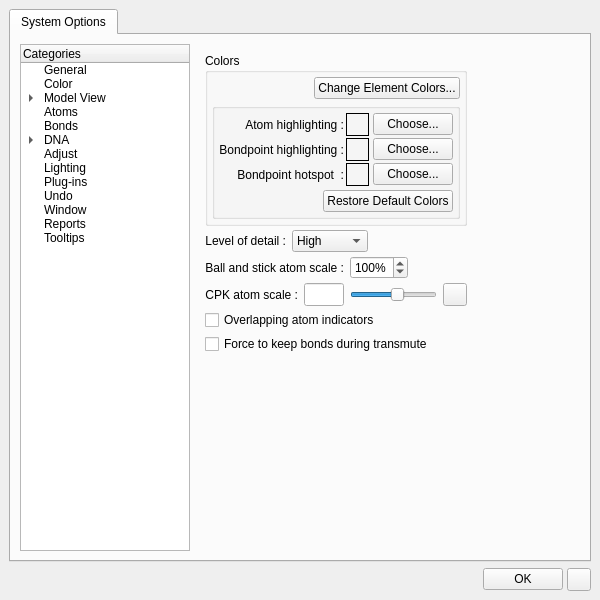
This is cad/src/ne1_ui/prefs/PreferencesDialog.ui in kanzure/nanoengineer as Qt 5 draws it before an edit. The edited form follows.
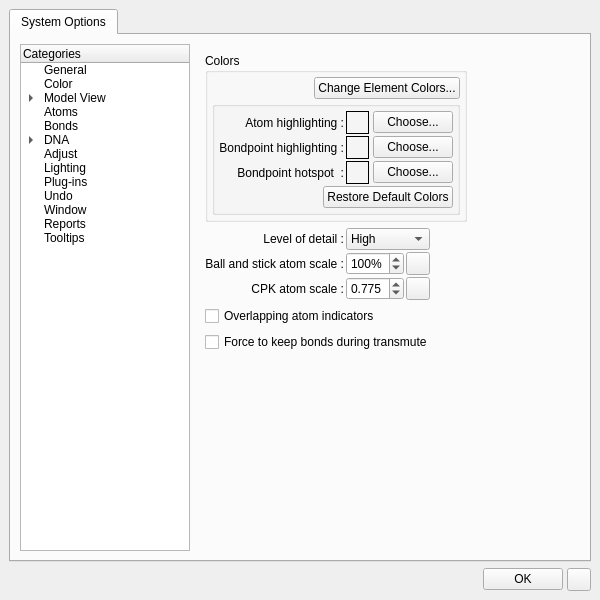
This is the edited form. The open tabs and pages were chosen to show the change. Icons and pictures are not drawn.

Commit message: New preferences for DNA strand1 and strand2 color. Also cleaned up Atoms page.

```diff
--- a/cad/src/ne1_ui/prefs/PreferencesDialog.ui
+++ b/cad/src/ne1_ui/prefs/PreferencesDialog.ui
@@ -1388,21 +1388,21 @@
               <number>0</number>
              </property>
              <property name="spacing" >
-              <number>4</number>
+              <number>6</number>
              </property>
              <item>
               <widget class="QGroupBox" name="atom_colors_grpbox" >
                <property name="title" >
                 <string>Colors</string>
                </property>
-               <layout class="QGridLayout" >
+               <layout class="QVBoxLayout" >
                 <property name="margin" >
                  <number>4</number>
                 </property>
                 <property name="spacing" >
-                 <number>4</number>
+                 <number>2</number>
                 </property>
-                <item row="0" column="0" >
+                <item>
                  <layout class="QHBoxLayout" >
                   <property name="margin" >
                    <number>0</number>
@@ -1438,7 +1438,7 @@
                   </item>
                  </layout>
                 </item>
-                <item row="1" column="0" >
+                <item>
                  <widget class="QGroupBox" name="groupBox13" >
                   <property name="title" >
                    <string/>
@@ -1448,7 +1448,7 @@
                     <number>4</number>
                    </property>
                    <property name="spacing" >
-                    <number>4</number>
+                    <number>2</number>
                    </property>
                    <item>
                     <layout class="QGridLayout" >
@@ -1458,17 +1458,49 @@
                      <property name="spacing" >
                       <number>2</number>
                      </property>
-                     <item row="0" column="0" >
-                      <widget class="QLabel" name="textLabel3_2_3" >
-                       <property name="text" >
-                        <string>Atom highlighting :</string>
+                     <item row="0" column="1" >
+                      <layout class="QHBoxLayout" >
+                       <property name="margin" >
+                        <number>0</number>
                        </property>
-                       <property name="alignment" >
-                        <set>Qt::AlignRight|Qt::AlignTrailing|Qt::AlignVCenter</set>
+                       <property name="spacing" >
+                        <number>4</number>
                        </property>
-                      </widget>
+                       <item>
+                        <widget class="QFrame" name="atom_hilite_color_frame" >
+                         <property name="minimumSize" >
+                          <size>
+                           <width>23</width>
+                           <height>23</height>
+                          </size>
+                         </property>
+                         <property name="maximumSize" >
+                          <size>
+                           <width>23</width>
+                           <height>23</height>
+                          </size>
+                         </property>
+                         <property name="frameShape" >
+                          <enum>QFrame::Box</enum>
+                         </property>
+                         <property name="frameShadow" >
+                          <enum>QFrame::Plain</enum>
+                         </property>
+                        </widget>
+                       </item>
+                       <item>
+                        <widget class="QPushButton" name="atom_hilite_color_btn" >
+                         <property name="text" >
+                          <string>Choose...</string>
+                         </property>
+                         <property name="autoDefault" >
+                          <bool>false</bool>
+                         </property>
+                        </widget>
+                       </item>
+                      </layout>
                      </item>
-                     <item row="2" column="0" >
+                     <item row="1" column="0" >
                       <widget class="QLabel" name="hotspot_lbl_2" >
                        <property name="text" >
                         <string>Bondpoint highlighting :</string>
@@ -1478,16 +1510,6 @@
                        </property>
                       </widget>
                      </item>
-                     <item row="3" column="0" >
-                      <widget class="QLabel" name="hotspot_lbl" >
-                       <property name="text" >
-                        <string>Bondpoint hotspot  :</string>
-                       </property>
-                       <property name="alignment" >
-                        <set>Qt::AlignRight|Qt::AlignTrailing|Qt::AlignVCenter</set>
-                       </property>
-                      </widget>
-                     </item>
                      <item row="2" column="1" >
                       <layout class="QHBoxLayout" >
                        <property name="margin" >
@@ -1497,6 +1519,58 @@
                         <number>4</number>
                        </property>
                        <item>
+                        <widget class="QFrame" name="hotspot_color_frame" >
+                         <property name="minimumSize" >
+                          <size>
+                           <width>23</width>
+                           <height>23</height>
+                          </size>
+                         </property>
+                         <property name="maximumSize" >
+                          <size>
+                           <width>23</width>
+                           <height>23</height>
+                          </size>
+                         </property>
+                         <property name="frameShape" >
+                          <enum>QFrame::Box</enum>
+                         </property>
+                         <property name="frameShadow" >
+                          <enum>QFrame::Plain</enum>
+                         </property>
+                        </widget>
+                       </item>
+                       <item>
+                        <widget class="QPushButton" name="hotspot_color_btn" >
+                         <property name="text" >
+                          <string>Choose...</string>
+                         </property>
+                         <property name="autoDefault" >
+                          <bool>false</bool>
+                         </property>
+                        </widget>
+                       </item>
+                      </layout>
+                     </item>
+                     <item row="0" column="0" >
+                      <widget class="QLabel" name="textLabel3_2_3" >
+                       <property name="text" >
+                        <string>Atom highlighting :</string>
+                       </property>
+                       <property name="alignment" >
+                        <set>Qt::AlignRight|Qt::AlignTrailing|Qt::AlignVCenter</set>
+                       </property>
+                      </widget>
+                     </item>
+                     <item row="1" column="1" >
+                      <layout class="QHBoxLayout" >
+                       <property name="margin" >
+                        <number>0</number>
+                       </property>
+                       <property name="spacing" >
+                        <number>4</number>
+                       </property>
+                       <item>
                         <widget class="QFrame" name="bondpoint_hilite_color_frame" >
                          <property name="minimumSize" >
                           <size>
@@ -1533,89 +1607,15 @@
                        </item>
                       </layout>
                      </item>
-                     <item row="0" column="1" >
-                      <layout class="QHBoxLayout" >
-                       <property name="margin" >
-                        <number>0</number>
+                     <item row="2" column="0" >
+                      <widget class="QLabel" name="hotspot_lbl" >
+                       <property name="text" >
+                        <string>Bondpoint hotspot  :</string>
                        </property>
-                       <property name="spacing" >
-                        <number>4</number>
+                       <property name="alignment" >
+                        <set>Qt::AlignRight|Qt::AlignTrailing|Qt::AlignVCenter</set>
                        </property>
-                       <item>
-                        <widget class="QFrame" name="atom_hilite_color_frame" >
-                         <property name="minimumSize" >
-                          <size>
-                           <width>23</width>
-                           <height>23</height>
-                          </size>
-                         </property>
-                         <property name="maximumSize" >
-                          <size>
-                           <width>23</width>
-                           <height>23</height>
-                          </size>
-                         </property>
-                         <property name="frameShape" >
-                          <enum>QFrame::Box</enum>
-                         </property>
-                         <property name="frameShadow" >
-                          <enum>QFrame::Plain</enum>
-                         </property>
-                        </widget>
-                       </item>
-                       <item>
-                        <widget class="QPushButton" name="atom_hilite_color_btn" >
-                         <property name="text" >
-                          <string>Choose...</string>
-                         </property>
-                         <property name="autoDefault" >
-                          <bool>false</bool>
-                         </property>
-                        </widget>
-                       </item>
-                      </layout>
-                     </item>
-                     <item row="3" column="1" >
-                      <layout class="QHBoxLayout" >
-                       <property name="margin" >
-                        <number>0</number>
-                       </property>
-                       <property name="spacing" >
-                        <number>4</number>
-                       </property>
-                       <item>
-                        <widget class="QFrame" name="hotspot_color_frame" >
-                         <property name="minimumSize" >
-                          <size>
-                           <width>23</width>
-                           <height>23</height>
-                          </size>
-                         </property>
-                         <property name="maximumSize" >
-                          <size>
-                           <width>23</width>
-                           <height>23</height>
-                          </size>
-                         </property>
-                         <property name="frameShape" >
-                          <enum>QFrame::Box</enum>
-                         </property>
-                         <property name="frameShadow" >
-                          <enum>QFrame::Plain</enum>
-                         </property>
-                        </widget>
-                       </item>
-                       <item>
-                        <widget class="QPushButton" name="hotspot_color_btn" >
-                         <property name="text" >
-                          <string>Choose...</string>
-                         </property>
-                         <property name="autoDefault" >
-                          <bool>false</bool>
-                         </property>
-                        </widget>
-                       </item>
-                      </layout>
+                      </widget>
                      </item>
                     </layout>
                    </item>
@@ -1670,105 +1670,167 @@
                 <number>6</number>
                </property>
                <item>
-                <widget class="QLabel" name="textLabel1_7" >
-                 <property name="toolTip" >
-                  <string>Level of detail for atoms (and bonds)</string>
+                <layout class="QGridLayout" >
+                 <property name="margin" >
+                  <number>0</number>
                  </property>
-                 <property name="text" >
-                  <string>Level of detail :</string>
-                 </property>
-                 <property name="alignment" >
-                  <set>Qt::AlignRight|Qt::AlignTrailing|Qt::AlignVCenter</set>
-                 </property>
-                </widget>
-               </item>
-               <item>
-                <widget class="QComboBox" name="level_of_detail_combox" >
-                 <property name="toolTip" >
-                  <string>Sets graphics quality for atoms (and bonds)</string>
-                 </property>
-                 <property name="currentIndex" >
+                 <property name="spacing" >
                   <number>2</number>
                  </property>
-                 <item>
-                  <property name="text" >
-                   <string>Low</string>
-                  </property>
+                 <item row="1" column="0" >
+                  <layout class="QVBoxLayout" >
+                   <property name="margin" >
+                    <number>0</number>
+                   </property>
+                   <property name="spacing" >
+                    <number>2</number>
+                   </property>
+                   <item>
+                    <widget class="QLabel" name="textLabel1_3_2" >
+                     <property name="toolTip" >
+                      <string>Set Atom Scale factor for Ball and Stick display mode</string>
+                     </property>
+                     <property name="text" >
+                      <string>Ball and stick atom scale :</string>
+                     </property>
+                     <property name="alignment" >
+                      <set>Qt::AlignRight|Qt::AlignTrailing|Qt::AlignVCenter</set>
+                     </property>
+                    </widget>
+                   </item>
+                   <item>
+                    <widget class="QLabel" name="textLabel1_3_2_2" >
+                     <property name="toolTip" >
+                      <string>CPK Atom Scale factor for CPK display mode</string>
+                     </property>
+                     <property name="text" >
+                      <string>CPK atom scale :</string>
+                     </property>
+                     <property name="alignment" >
+                      <set>Qt::AlignRight|Qt::AlignTrailing|Qt::AlignVCenter</set>
+                     </property>
+                    </widget>
+                   </item>
+                  </layout>
                  </item>
-                 <item>
-                  <property name="text" >
-                   <string>Medium</string>
-                  </property>
+                 <item row="0" column="1" >
+                  <widget class="QComboBox" name="level_of_detail_combox" >
+                   <property name="toolTip" >
+                    <string>Sets graphics quality for atoms (and bonds)</string>
+                   </property>
+                   <property name="currentIndex" >
+                    <number>2</number>
+                   </property>
+                   <item>
+                    <property name="text" >
+                     <string>Low</string>
+                    </property>
+                   </item>
+                   <item>
+                    <property name="text" >
+                     <string>Medium</string>
+                    </property>
+                   </item>
+                   <item>
+                    <property name="text" >
+                     <string>High</string>
+                    </property>
+                   </item>
+                   <item>
+                    <property name="text" >
+                     <string>Variable</string>
+                    </property>
+                   </item>
+                  </widget>
                  </item>
-                 <item>
-                  <property name="text" >
-                   <string>High</string>
-                  </property>
+                 <item row="0" column="0" >
+                  <widget class="QLabel" name="textLabel1_7" >
+                   <property name="toolTip" >
+                    <string>Level of detail for atoms (and bonds)</string>
+                   </property>
+                   <property name="text" >
+                    <string>Level of detail :</string>
+                   </property>
+                   <property name="alignment" >
+                    <set>Qt::AlignRight|Qt::AlignTrailing|Qt::AlignVCenter</set>
+                   </property>
+                  </widget>
                  </item>
-                 <item>
-                  <property name="text" >
-                   <string>Variable</string>
-                  </property>
+                 <item row="1" column="1" >
+                  <layout class="QGridLayout" >
+                   <property name="margin" >
+                    <number>0</number>
+                   </property>
+                   <property name="spacing" >
+                    <number>2</number>
+                   </property>
+                   <item row="1" column="1" >
+                    <widget class="QToolButton" name="reset_cpk_scale_factor_btn" >
+                     <property name="toolTip" >
+                      <string>Restore default value</string>
+                     </property>
+                     <property name="text" >
+                      <string/>
+                     </property>
+                     <property name="icon" >
+                      <iconset>../../../../../:icons/UserPrefsDialog_image0</iconset>
+                     </property>
+                    </widget>
+                   </item>
+                   <item row="0" column="1" >
+                    <widget class="QToolButton" name="reset_ballstick_scale_factor_btn" >
+                     <property name="toolTip" >
+                      <string>Restore default value</string>
+                     </property>
+                     <property name="text" >
+                      <string/>
+                     </property>
+                     <property name="icon" >
+                      <iconset>../../../../../:icons/UserPrefsDialog_image0</iconset>
+                     </property>
+                    </widget>
+                   </item>
+                   <item row="0" column="0" >
+                    <widget class="QSpinBox" name="ballStickAtomScaleFactorSpinBox" >
+                     <property name="toolTip" >
+                      <string>Set Atom Scale factor for Ball and Stick display mode</string>
+                     </property>
+                     <property name="suffix" >
+                      <string>%</string>
+                     </property>
+                     <property name="maximum" >
+                      <number>125</number>
+                     </property>
+                     <property name="minimum" >
+                      <number>50</number>
+                     </property>
+                     <property name="value" >
+                      <number>100</number>
+                     </property>
+                    </widget>
+                   </item>
+                   <item row="1" column="0" >
+                    <widget class="QDoubleSpinBox" name="cpkAtomScaleFactorDoubleSpinBox" >
+                     <property name="decimals" >
+                      <number>3</number>
+                     </property>
+                     <property name="maximum" >
+                      <double>1.000000000000000</double>
+                     </property>
+                     <property name="minimum" >
+                      <double>0.500000000000000</double>
+                     </property>
+                     <property name="singleStep" >
+                      <double>0.005000000000000</double>
+                     </property>
+                     <property name="value" >
+                      <double>0.775000000000000</double>
+                     </property>
+                    </widget>
+                   </item>
+                  </layout>
                  </item>
-                </widget>
-               </item>
-               <item>
-                <spacer>
-                 <property name="orientation" >
-                  <enum>Qt::Horizontal</enum>
-                 </property>
-                 <property name="sizeType" >
-                  <enum>QSizePolicy::Expanding</enum>
-                 </property>
-                 <property name="sizeHint" >
-                  <size>
-                   <width>20</width>
-                   <height>20</height>
-                  </size>
-                 </property>
-                </spacer>
-               </item>
-              </layout>
-             </item>
-             <item>
-              <layout class="QHBoxLayout" >
-               <property name="margin" >
-                <number>0</number>
-               </property>
-               <property name="spacing" >
-                <number>6</number>
-               </property>
-               <item>
-                <widget class="QLabel" name="textLabel1_3_2" >
-                 <property name="toolTip" >
-                  <string>Set Atom Scale factor for Ball and Stick display mode</string>
-                 </property>
-                 <property name="text" >
-                  <string>Ball and stick atom scale :</string>
-                 </property>
-                 <property name="alignment" >
-                  <set>Qt::AlignRight|Qt::AlignTrailing|Qt::AlignVCenter</set>
-                 </property>
-                </widget>
-               </item>
-               <item>
-                <widget class="QSpinBox" name="cpk_atom_rad_spinbox" >
-                 <property name="toolTip" >
-                  <string>Set Atom Scale factor for Ball and Stick display mode</string>
-                 </property>
-                 <property name="suffix" >
-                  <string>%</string>
-                 </property>
-                 <property name="maximum" >
-                  <number>125</number>
-                 </property>
-                 <property name="minimum" >
-                  <number>50</number>
-                 </property>
-                 <property name="value" >
-                  <number>100</number>
-                 </property>
-                </widget>
+                </layout>
                </item>
                <item>
                 <spacer>
@@ -1788,80 +1850,6 @@
                </item>
               </layout>
              </item>
-             <item>
-              <layout class="QHBoxLayout" >
-               <property name="margin" >
-                <number>0</number>
-               </property>
-               <property name="spacing" >
-                <number>6</number>
-               </property>
-               <item>
-                <widget class="QLabel" name="textLabel1_3_2_2" >
-                 <property name="toolTip" >
-                  <string>CPK Atom Scale factor for CPK display mode</string>
-                 </property>
-                 <property name="text" >
-                  <string>CPK atom scale :</string>
-                 </property>
-                 <property name="alignment" >
-                  <set>Qt::AlignRight|Qt::AlignTrailing|Qt::AlignVCenter</set>
-                 </property>
-                </widget>
-               </item>
-               <item>
-                <widget class="QLineEdit" name="cpk_scale_factor_linedit" >
-                 <property name="maximumSize" >
-                  <size>
-                   <width>40</width>
-                   <height>32767</height>
-                  </size>
-                 </property>
-                 <property name="toolTip" >
-                  <string>Displays the value of the CPK Atom Scale</string>
-                 </property>
-                 <property name="readOnly" >
-                  <bool>true</bool>
-                 </property>
-                </widget>
-               </item>
-               <item>
-                <widget class="QSlider" name="cpk_scale_factor_slider" >
-                 <property name="toolTip" >
-                  <string>Changes Atom Scale factor for CPK display mode</string>
-                 </property>
-                 <property name="minimum" >
-                  <number>100</number>
-                 </property>
-                 <property name="maximum" >
-                  <number>200</number>
-                 </property>
-                 <property name="value" >
-                  <number>155</number>
-                 </property>
-                 <property name="orientation" >
-                  <enum>Qt::Horizontal</enum>
-                 </property>
-                 <property name="tickInterval" >
-                  <number>10</number>
-                 </property>
-                </widget>
-               </item>
-               <item>
-                <widget class="QToolButton" name="reset_cpk_scale_factor_btn" >
-                 <property name="toolTip" >
-                  <string>Restore default value</string>
-                 </property>
-                 <property name="text" >
-                  <string/>
-                 </property>
-                 <property name="icon" >
-                  <iconset>../../../../../:icons/UserPrefsDialog_image0</iconset>
-                 </property>
-                </widget>
-               </item>
-              </layout>
-             </item>
              <item>
               <widget class="QCheckBox" name="overlappingAtomIndicatorsCheckBox" >
                <property name="text" >
```
Left out of the diff: 356 changed lines with no effect on the pictures. The commit also changes 6 other files.
